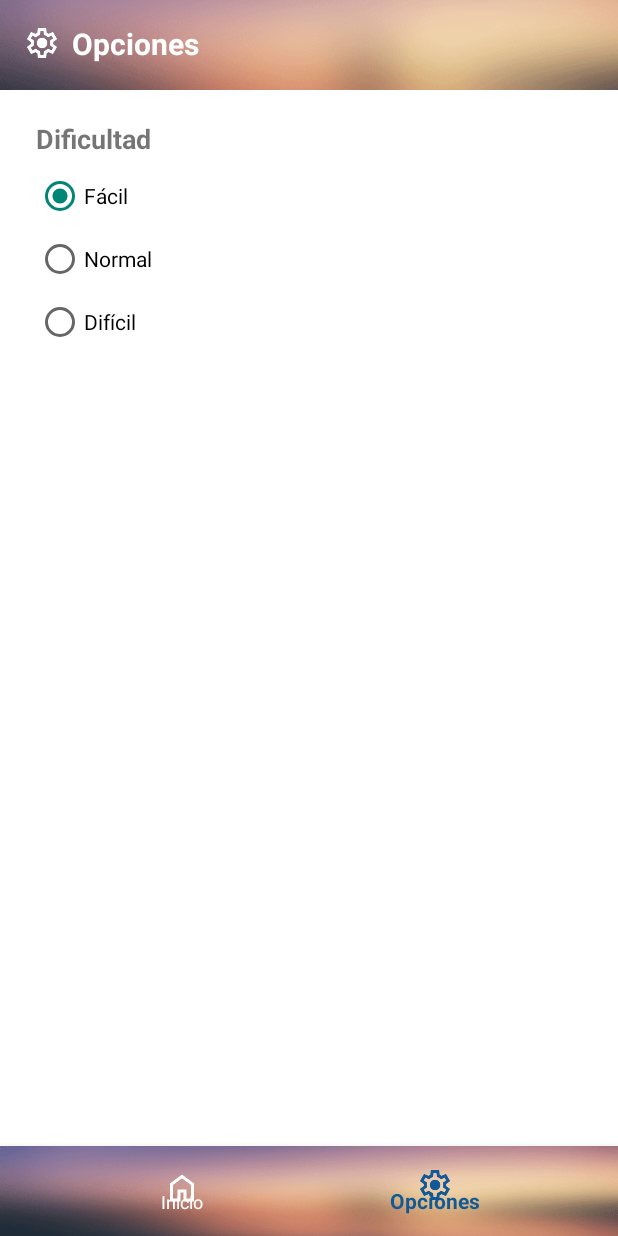
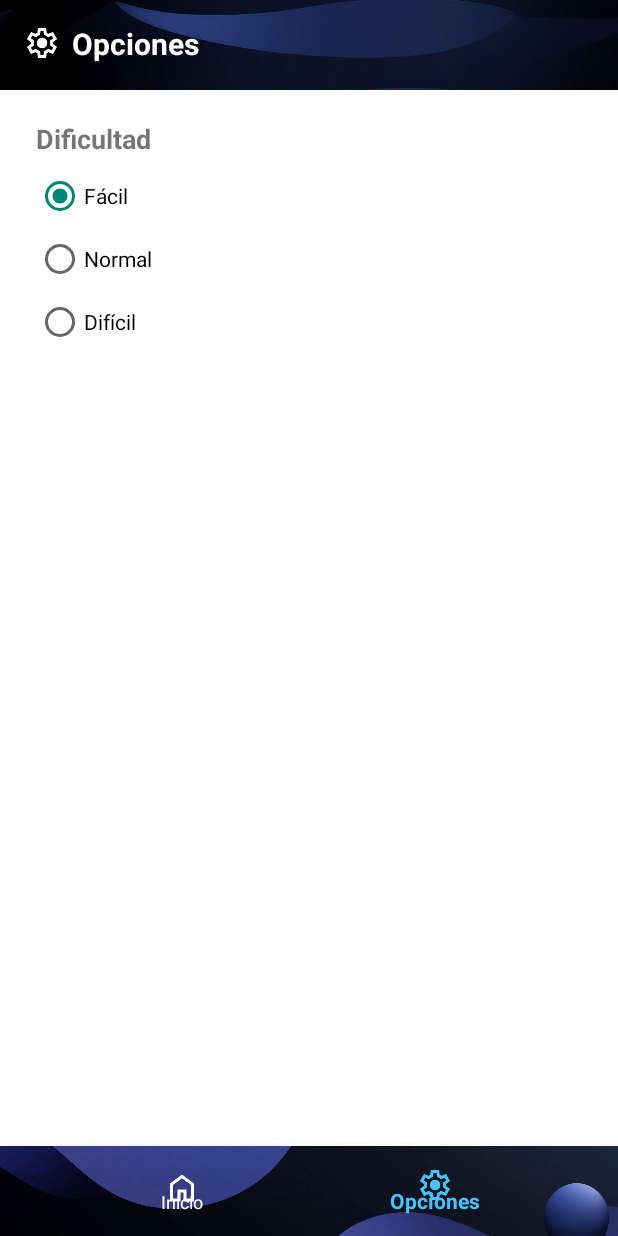
Before and after one commit to ivanrodriguezromero1/mathematical_reasoning, an Android app: the screen it shows after launch (OptionsActivity), item 2 of the bottom bar chosen, on a phone screen of 412 x 824 dp. Run offline under Robolectric (Android 15) with nearby library versions, the phone set to English and light mode, and no system bars; 1 statement that could not run was skipped.

Commit message:
update acitivy main

```diff
--- a/app/src/main/res/layout/bottom_navigation_view.xml
+++ b/app/src/main/res/layout/bottom_navigation_view.xml
@@ -5,7 +5,7 @@
         android:id="@+id/bottom_navigation"
         android:layout_width="match_parent"
         android:layout_height="60dp"
-        android:background="@drawable/pathbar"
+        android:background="@drawable/image_bottom_bar"
         android:padding="8dp"
         app:menu="@menu/bottom_nav_menu"
         app:itemIconTint="@color/nav_item_color"
--- a/app/src/main/res/layout/image_pathbar.xml
+++ b/app/src/main/res/layout/image_top_bar.xml
@@ -3,5 +3,5 @@
            android:layout_width="match_parent"
            android:layout_height="60dp"
            android:scaleType="centerCrop"
-           android:src="@drawable/pathbar"
+           android:src="@drawable/image_top_bar"
            android:contentDescription="@null" />
--- a/app/src/main/res/layout/l1_layout_main.xml
+++ b/app/src/main/res/layout/l1_layout_main.xml
@@ -1,7 +1,6 @@
 <?xml version="1.0" encoding="utf-8"?>
 <LinearLayout xmlns:android="http://schemas.android.com/apk/res/android"
               xmlns:tools="http://schemas.android.com/tools"
-              xmlns:app="http://schemas.android.com/apk/res-auto"
               android:layout_width="match_parent"
               android:layout_height="match_parent"
               android:orientation="vertical"
@@ -12,7 +11,7 @@
     <RelativeLayout
         android:layout_width="match_parent"
         android:layout_height="wrap_content">
-        <include layout="@layout/image_pathbar" />
+        <include layout="@layout/image_top_bar" />
         <include layout="@layout/l1_layout_main_header_content" />
     </RelativeLayout>
 
--- a/app/src/main/res/layout/l2_layout_options.xml
+++ b/app/src/main/res/layout/l2_layout_options.xml
@@ -9,7 +9,7 @@
     <RelativeLayout
             android:layout_width="match_parent"
             android:layout_height="wrap_content">
-        <include layout="@layout/image_pathbar" />
+        <include layout="@layout/image_top_bar" />
         <include layout="@layout/l2_layout_options_header_content"/>
     </RelativeLayout>
 
--- a/app/src/main/res/layout/l3_layout_teoria.xml
+++ b/app/src/main/res/layout/l3_layout_teoria.xml
@@ -9,7 +9,7 @@
     <RelativeLayout
             android:layout_width="match_parent"
             android:layout_height="wrap_content">
-        <include layout="@layout/image_pathbar" />
+        <include layout="@layout/image_top_bar" />
         <include layout="@layout/l3_layout_teoria_header_content" />
     </RelativeLayout>
 
--- a/app/src/main/res/layout/l4_layout_problemas.xml
+++ b/app/src/main/res/layout/l4_layout_problemas.xml
@@ -10,7 +10,7 @@
     <RelativeLayout
             android:layout_width="match_parent"
             android:layout_height="wrap_content">
-        <include layout="@layout/image_pathbar" />
+        <include layout="@layout/image_top_bar" />
         <include layout="@layout/l4_layout_problemas_header_content" />
     </RelativeLayout>
 
--- a/app/src/main/res/values/colors.xml
+++ b/app/src/main/res/values/colors.xml
@@ -1,8 +1,8 @@
 <?xml version="1.0" encoding="utf-8"?>
 <resources>
     <color name="white">#FFFFFF</color>
-    <color name="colorAccent">#135997</color>
-    <color name="azulPersonalizado">#0707B1</color>
+    <color name="colorAccent">#45C4FF</color>
+    <color name="azulPersonalizado">#1D30B3</color>
     <color name="buttonComprobarColor">#1a8081</color>
     <color name="buttonNuevoColor">#0e7cea</color>
     <color name="buttonFiltroColor">#006400</color>
```
Also changed, not shown: app/src/main/res/drawable/image_bottom_bar.png (added), app/src/main/res/drawable/image_top_bar.png (added), app/src/main/res/drawable/pathbar.png (deleted).
